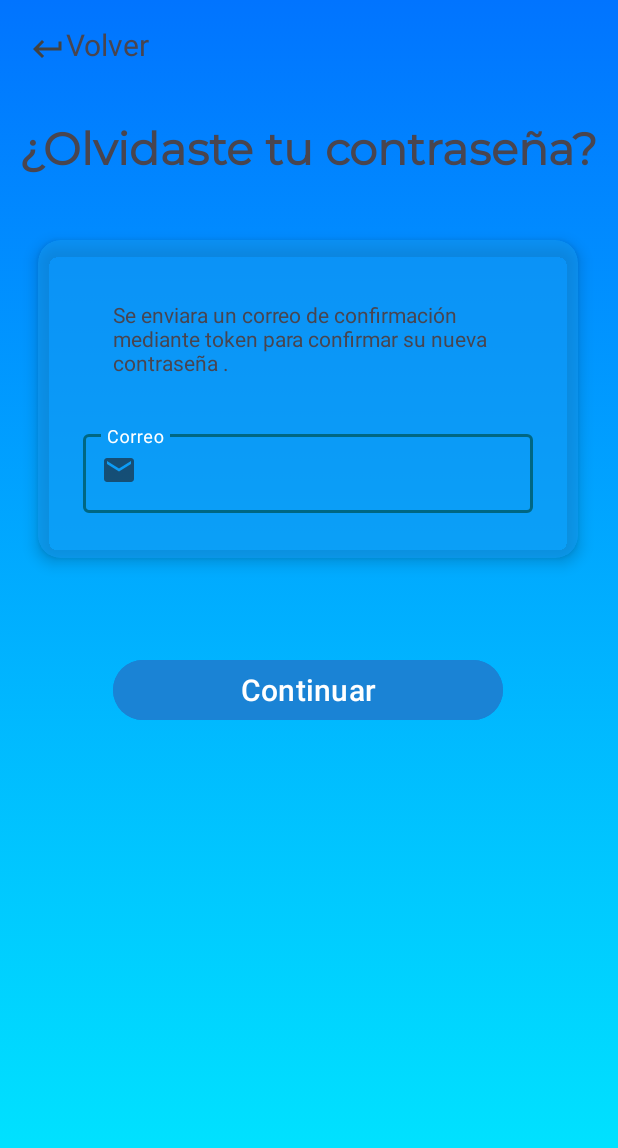
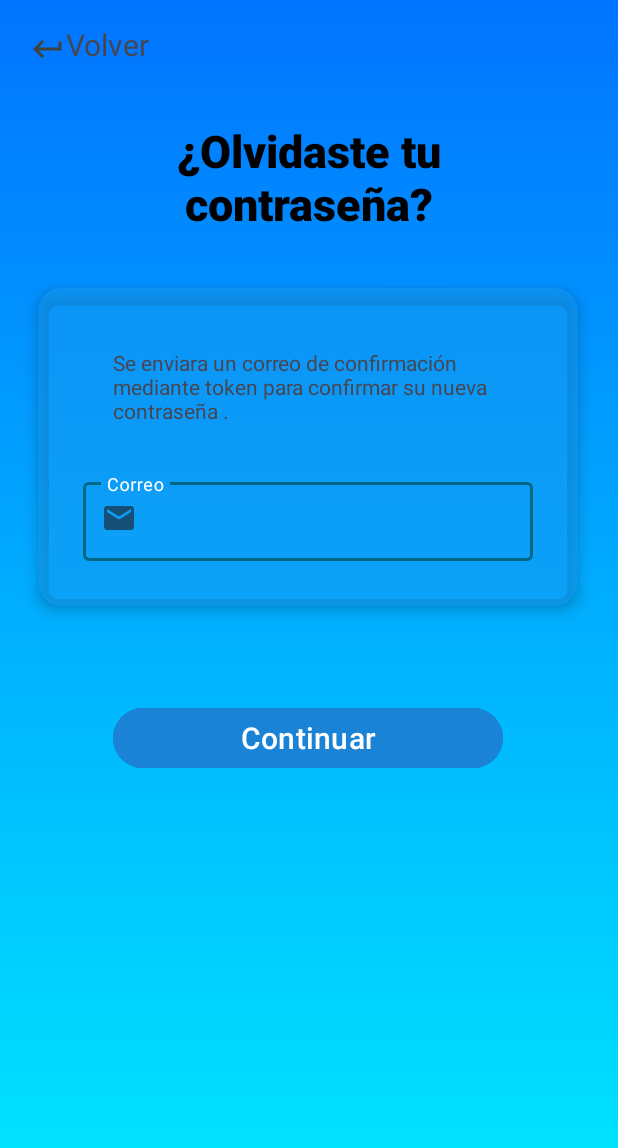
Before and after one commit to ArturoManuel/Weeking, an Android app: the ContrasenaRecuperacion_Activity screen opened directly, with no data from a screen before it, on a phone screen of 412 x 824 dp. Shown: the top 1148 px of the screen. Run offline under Robolectric (Android 15) with nearby library versions, the phone set to English and light mode, and no system bars.

Commit message:
olvidad contra letra

```diff
--- a/app/src/main/res/layout/activity_contrasena_recuperacion.xml
+++ b/app/src/main/res/layout/activity_contrasena_recuperacion.xml
@@ -9,14 +9,15 @@
 
     <TextView
         android:id="@+id/logo"
-        android:layout_width="wrap_content"
+        android:layout_width="200dp"
         android:layout_height="wrap_content"
         android:layout_marginStart="40dp"
         android:layout_marginTop="80dp"
         android:layout_marginEnd="40dp"
-
-        android:fontFamily="@font/montserrat"
+        android:fontFamily="sans-serif-medium"
         android:text="¿Olvidaste tu contraseña?"
+        android:textAlignment="center"
+        android:textColor="#000000"
         android:textSize="30sp"
         android:textStyle="bold"
         app:layout_constraintEnd_toEndOf="parent"
```
